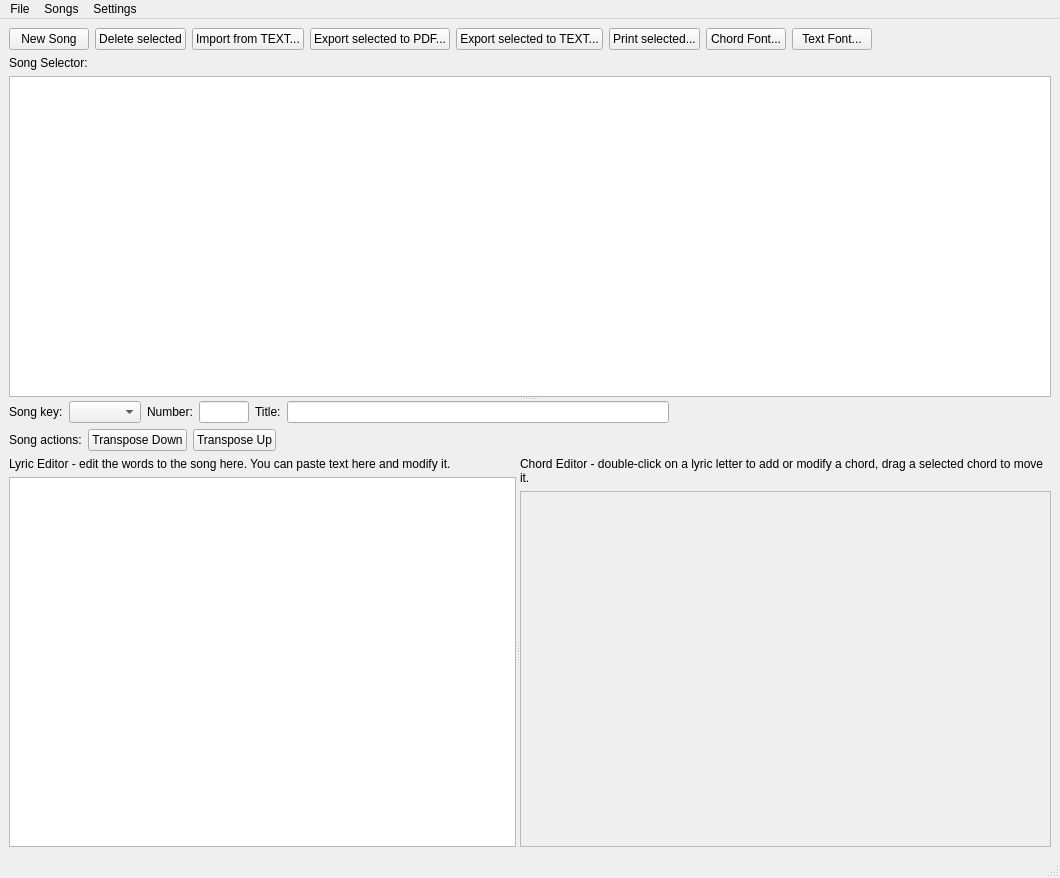
Before: the Qt Designer form src/softchordeditor.ui in matvey83/softChord, drawn with Qt 5.
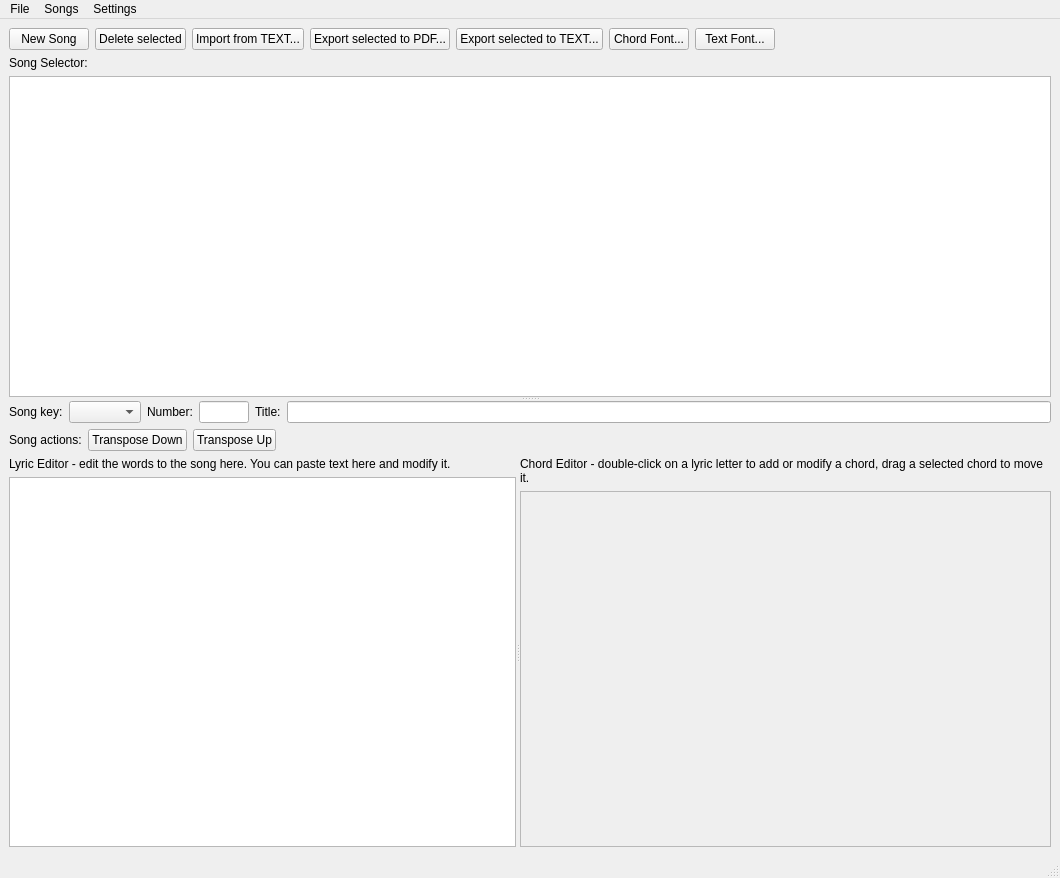
After: the same form once the commit is applied.

Commit message: Some formatting changes and fix for a hoving bug.

Diff of the .ui file:
```diff
--- a/src/softchordeditor.ui
+++ b/src/softchordeditor.ui
@@ -23,7 +23,7 @@
       <widget class="QWidget" name="layoutWidget">
        <layout class="QVBoxLayout" name="verticalLayout_3">
         <item>
-         <layout class="QHBoxLayout" name="horizontalLayout_2" stretch="0,0,0,0,0,0,0,0,0">
+         <layout class="QHBoxLayout" name="horizontalLayout_2" stretch="0,0,0,0,0,0,0,0">
           <item>
            <widget class="QPushButton" name="new_song_button">
             <property name="text">
@@ -59,13 +59,6 @@
             </property>
            </widget>
           </item>
-          <item>
-           <widget class="QPushButton" name="print_button">
-            <property name="text">
-             <string>Print selected...</string>
-            </property>
-           </widget>
-          </item>
           <item>
            <widget class="QPushButton" name="chord_font_button">
             <property name="text">
@@ -155,19 +148,6 @@
           <item>
            <widget class="QLineEdit" name="song_title_ef"/>
           </item>
-          <item>
-           <spacer name="horizontalSpacer_2">
-            <property name="orientation">
-             <enum>Qt::Horizontal</enum>
-            </property>
-            <property name="sizeHint" stdset="0">
-             <size>
-              <width>40</width>
-              <height>20</height>
-             </size>
-            </property>
-           </spacer>
-          </item>
          </layout>
         </item>
         <item>
```
Left out of the diff: 2 changed lines with no effect on the pictures. The commit also changes 1 other file.
